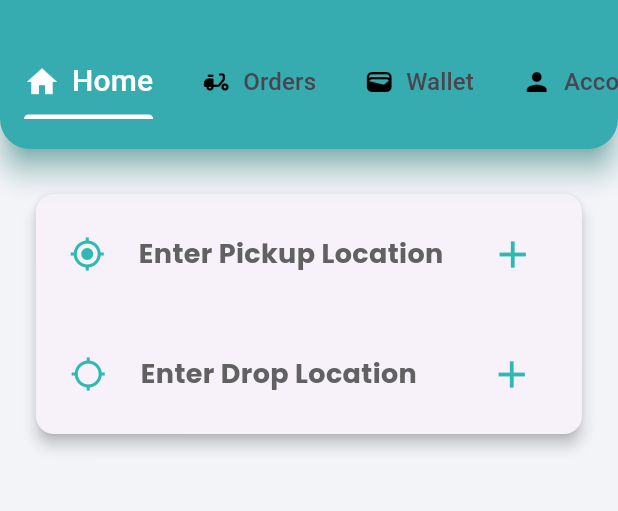
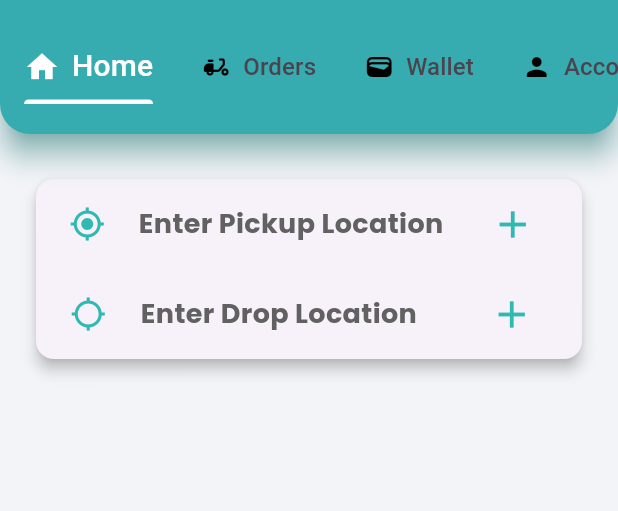
Before and after one commit to bhatganeshdarshan/Flutter-Logistic-app-project, a Flutter app: the MainScreen screen opened directly, on a phone screen of 412 x 824 dp, the part 61-572 px from its top. Run offline on Flutter 3.47's test engine with Material 3 defaults, Android fonts, the phone set to English and light mode, and no system bars; our stand-ins replace country_code_picker, firebase_auth, flutter_screenutil, get, google_fonts, google_maps_flutter and 2 more; missing offline and left inert: flutter_polyline_points; accounts and stored records are empty.

Commit message:
height changes and review of UI

```diff
--- a/lib/custom_widgets/drawer_profile_container.dart
+++ b/lib/custom_widgets/drawer_profile_container.dart
@@ -1,6 +1,8 @@
 import 'package:flutter/material.dart';
 import 'package:google_fonts/google_fonts.dart';
-import 'package:logisticapp/screens/account-page/edit_profile.dart';
+
+
+import '../screens/profile-edit-page/edit_profile.dart';
 
 class DrawerProfileHeader extends StatefulWidget {
   const DrawerProfileHeader({super.key});
--- a/lib/entrypage.dart
+++ b/lib/entrypage.dart
@@ -35,7 +35,7 @@ class _MainScreenState extends State<MainScreen>
       length: 4,
       child: Scaffold(
         appBar: PreferredSize(
-          preferredSize: const Size.fromHeight(140),
+          preferredSize: const Size.fromHeight(130),
           child: AppBar(
             shape: const RoundedRectangleBorder(
               borderRadius: BorderRadius.vertical(bottom: Radius.circular(20)),
--- a/lib/main.dart
+++ b/lib/main.dart
@@ -36,7 +36,7 @@ class MyApp extends StatelessWidget {
           home: child,
         );
       },
-      child: const LoginPage(),
+      child: MainScreen(),
     );
   }
 }
--- a/lib/screens/home-page/home.dart
+++ b/lib/screens/home-page/home.dart
@@ -45,7 +45,7 @@ class _HomePageState extends State<HomePage> {
                       padding: const EdgeInsets.symmetric(
                           vertical: 26, horizontal: 20),
                       // color: Colors.amber,
-                      height: 220,
+                      height: 180,
                       width: double.infinity,
                       child: Card(
                         elevation: 4,
--- a/pubspec.yaml
+++ b/pubspec.yaml
@@ -86,7 +86,7 @@ flutter:
     - assets/images/profile.jpg
     - assets/images/icons8-location.gif
     - assets/anime/
-    - assets/icons/
+
   # An image asset can refer to one or more resolution-specific "variants", see
   # https://flutter.dev/assets-and-images/#resolution-aware
   # For details regarding adding assets from package dependencies, see
```
